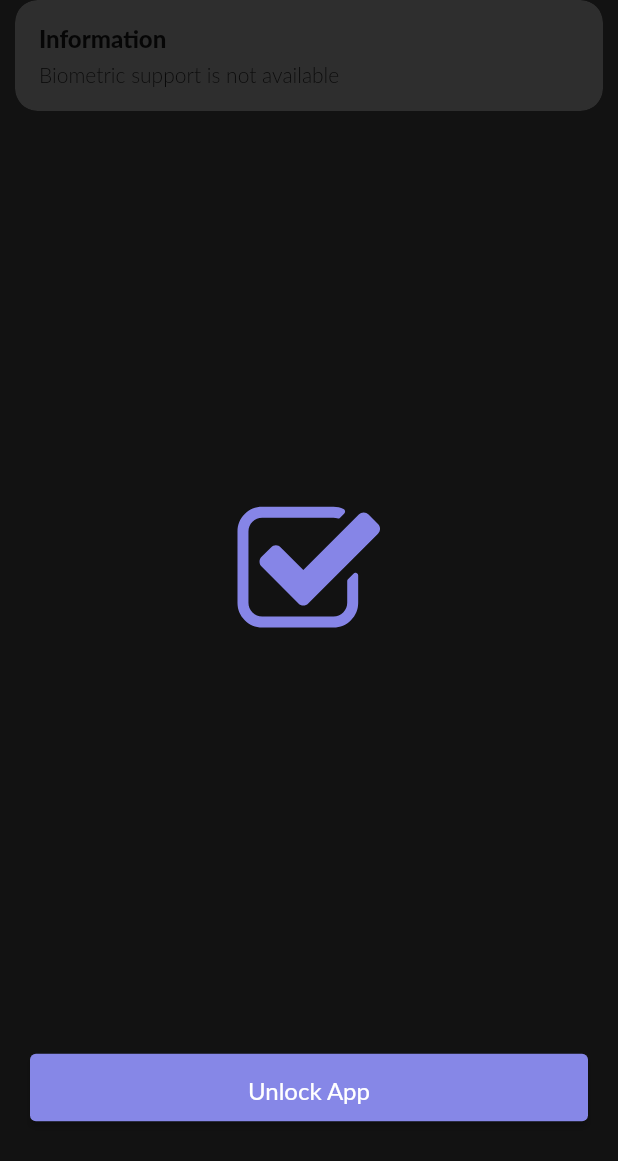
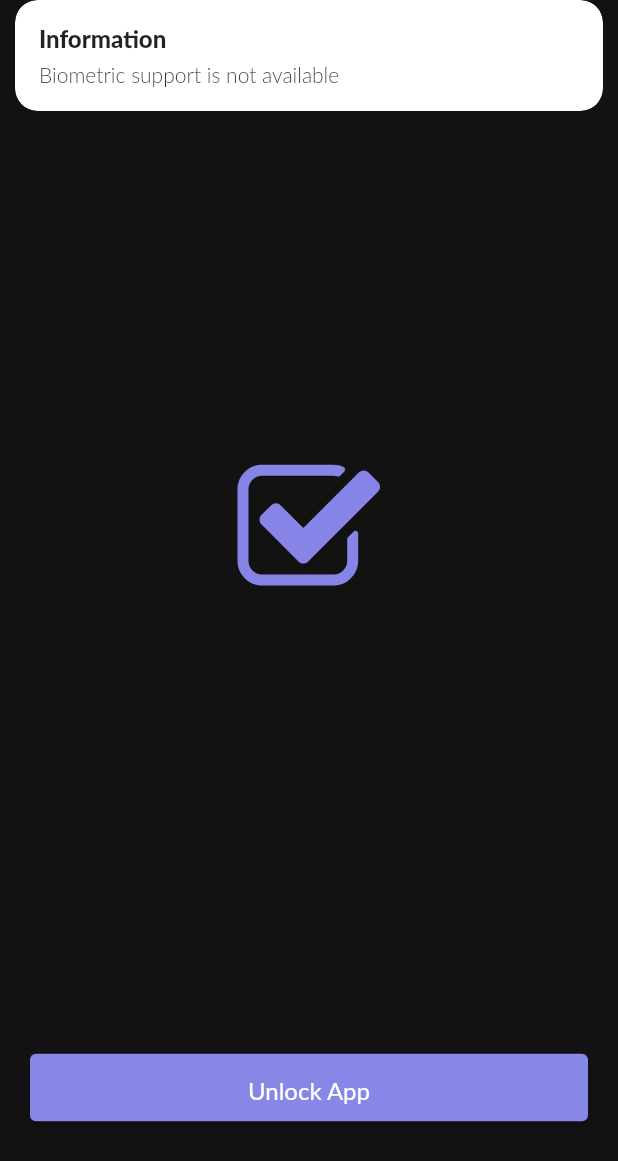
Before and after one commit to Jawabreh0/flutter-to-do-app, a Flutter app: the screen it shows after launch, after a tap on "Unlock App", on a phone screen of 412 x 824 dp. Shown: the top 1161 px of the screen. Run offline on Flutter 3.47's test engine with Material 2 defaults, Android fonts, the phone set to English and light mode, and no system bars; our stand-ins replace flutter_svg, get, local_auth; Roboto replaces fonts that are missing (Lato).

Commit message:
fix logo error + change snackbar color+ improve ctrl + remove static widget

```diff
--- a/lib/core/constants/assset_keys.dart
+++ b/lib/core/constants/assset_keys.dart
@@ -1,5 +1,6 @@
 class AssetKeys {
-  static const String iconsPath = "assets/imgs/";
+  static const String iconsPath = "assets/icons/";
   static const String svgExtension = ".svg";
   static const String appLogo = "in-app-logo";
+  static const String emptyHomeImg = "empty-home";
 }
--- a/lib/core/constants/lang_keys.dart
+++ b/lib/core/constants/lang_keys.dart
@@ -12,4 +12,7 @@ class LangKeys {
   static const String BIOMETRIC_SUPPORT_IS_NOT_AVAILABLE =
       "Biometric support is not available";
   static const String ERROR = "Error";
+  static const String WHAT_DO_YOU_WANT_TO_DO_TODAY =
+      "What do you want to do today?";
+  static const String TAP_TO_ADD_YOUR_TASKS = "Tap + to add your tasks";
 }
--- a/lib/core/presentation/mixins/snackbar_mixin.dart
+++ b/lib/core/presentation/mixins/snackbar_mixin.dart
@@ -1,7 +1,12 @@
+import 'package:flutter/material.dart';
 import 'package:get/get.dart';
 
 mixin SnackbarMixin {
   void showSnackbar(String title, String message) {
-    Get.snackbar(title, message);
+    Get.snackbar(
+      title,
+      message,
+      backgroundColor: Colors.white,
+    );
   }
 }
--- a/lib/core/presentation/widgets/build_svg_icon.dart
+++ b/lib/core/presentation/widgets/build_svg_icon.dart
@@ -5,12 +5,12 @@ import 'package:todo/core/constants/assset_keys.dart';
 class BuildSvgIcon extends StatelessWidget {
   final String assetKey;
 
-  const BuildSvgIcon({required this.assetKey});
+  const BuildSvgIcon({super.key, required this.assetKey});
 
   @override
   Widget build(BuildContext context) {
     return SvgPicture.asset(
-      "${AssetKeys.iconsPath}${this.assetKey}${AssetKeys.svgExtension}",
+      "${AssetKeys.iconsPath}$assetKey${AssetKeys.svgExtension}",
     );
   }
 }
--- a/lib/main.dart
+++ b/lib/main.dart
@@ -1,5 +1,6 @@
 import 'package:flutter/material.dart';
 import 'package:get/get.dart';
+import 'package:todo/core/constants/palette.dart';
 import 'package:todo/presentation/features/login/screen/login_screen.dart';
 
 void main() {
@@ -7,6 +8,7 @@ void main() {
     GetMaterialApp(
       debugShowCheckedModeBanner: false,
       theme: ThemeData(
+        scaffoldBackgroundColor: appColor,
         fontFamily: 'Lato',
       ),
       home: Scaffold(
--- a/lib/presentation/features/home/screen/home_screen.dart
+++ b/lib/presentation/features/home/screen/home_screen.dart
@@ -1,12 +1,16 @@
 // Clean
 
 import 'package:flutter/material.dart';
+import 'package:todo/presentation/features/home/widgets/empty_screen_widgets.dart';
 
 class HomeScreen extends StatelessWidget {
   const HomeScreen({super.key});
 
   @override
   Widget build(BuildContext context) {
-    return const Scaffold();
+    return Scaffold(
+      backgroundColor: Colors.black,
+      body: EmptyHomeWidget.emptyHomeBody(),
+    );
   }
 }
--- a/lib/presentation/features/login/controller/login_ctrl.dart
+++ b/lib/presentation/features/login/controller/login_ctrl.dart
@@ -1,6 +1,3 @@
-// login_ctrl.dart
-
-import 'package:flutter/services.dart';
 import 'package:get/get.dart';
 import 'package:local_auth/local_auth.dart';
 import 'package:todo/core/constants/lang_keys.dart';
@@ -19,17 +16,12 @@ class LoginController extends GetxController with SnackbarMixin {
   }
 
   Future<void> _checkBiometricSupport() async {
-    try {
     bool isSupported = await auth.isDeviceSupported();
     supportState = isSupported;
     update();
-    } catch (e) {
-      e.printError();
-    }
   }
 
   Future<void> authentication() async {
-    try {
     bool authenticated = await auth.authenticate(
       localizedReason: LangKeys.VERIFY_IDENTITY_TO_ACCESS,
       options: const AuthenticationOptions(
@@ -37,30 +29,17 @@ class LoginController extends GetxController with SnackbarMixin {
         biometricOnly: true,
       ),
     );
-
-      if (authenticated) {
-        showSnackbar(LangKeys.SUCCESS, LangKeys.AUTHENTICATED_USER);
-        Get.offAll(() => const HomeScreen());
-      } else {
-        showSnackbar(LangKeys.AUTH_FAILED, LangKeys.AUTHENTICATED_USER);
-      }
-    } on PlatformException catch (e) {
-      showSnackbar(LangKeys.PLATFORM_EXCEPTION, "$e");
-    }
+    authenticated
+        ? Get.offAll(() => const HomeScreen())
+        : showSnackbar(LangKeys.AUTH_FAILED, LangKeys.AUTH_FAILED);
   }
 
   Future<void> getAvailableBiometrics() async {
-    try {
     await auth.getAvailableBiometrics();
     bool supportState = await auth.isDeviceSupported();
-      if (supportState) {
-        showSnackbar(LangKeys.INFO, LangKeys.SUPPORTED_DEVICE);
-      } else {
-        showSnackbar(
-            LangKeys.INFO, LangKeys.BIOMETRIC_SUPPORT_IS_NOT_AVAILABLE);
-      }
-    } catch (e) {
-      showSnackbar(LangKeys.ERROR, "$e");
+    supportState == false
+        ? showSnackbar(
+            LangKeys.INFO, LangKeys.BIOMETRIC_SUPPORT_IS_NOT_AVAILABLE)
+        : null;
   }
 }
-}
--- a/lib/presentation/features/login/screen/login_screen.dart
+++ b/lib/presentation/features/login/screen/login_screen.dart
@@ -1,7 +1,4 @@
-// Clean
-
 import 'package:flutter/material.dart';
-import 'package:todo/core/constants/palette.dart';
 import 'package:todo/presentation/features/login/widgets/login_widget.dart';
 import '../controller/login_ctrl.dart';
 import 'package:get/get.dart';
@@ -9,19 +6,11 @@ import 'package:get/get.dart';
 class LoginScreen extends StatelessWidget {
   final LoginController controller = Get.put(LoginController());
 
-  LoginScreen({super.key});
-
   @override
   Widget build(BuildContext context) {
-    return Scaffold(
-      appBar: AppBar(
-        backgroundColor: appColor,
-        elevation: 0,
-      ),
-      backgroundColor: appColor,
-      body: LoginWidgets.buildBody(),
-      bottomNavigationBar: LoginWidgets.buildBottomButton(
-          controller.authentication, controller.getAvailableBiometrics),
+    return LoginWidgets(
+      authentication: controller.authentication,
+      getAvailableBiometrics: controller.getAvailableBiometrics,
     );
   }
 }
--- a/lib/presentation/features/login/widgets/login_widget.dart
+++ b/lib/presentation/features/login/widgets/login_widget.dart
@@ -1,13 +1,27 @@
-// Clean
-
 import 'package:flutter/material.dart';
+import 'package:todo/core/constants/assset_keys.dart';
 import 'package:todo/core/constants/lang_keys.dart';
 import 'package:todo/core/constants/palette.dart';
-import 'package:todo/core/constants/assset_keys.dart';
 import 'package:todo/core/presentation/widgets/build_svg_icon.dart';
 
-class LoginWidgets {
-  static Widget buildBody() {
+class LoginWidgets extends StatelessWidget {
+  final Function authentication;
+  final Function getAvailableBiometrics;
+
+  const LoginWidgets(
+      {super.key,
+      required this.authentication,
+      required this.getAvailableBiometrics});
+
+  @override
+  Widget build(BuildContext context) {
+    return Scaffold(
+      body: buildBody(),
+      bottomNavigationBar: buildBottomButton(),
+    );
+  }
+
+  Widget buildBody() {
     return const Column(
       mainAxisAlignment: MainAxisAlignment.center,
       children: [
@@ -23,8 +37,7 @@ class LoginWidgets {
     );
   }
 
-  static Widget buildBottomButton(
-      Function authentication, Function getAvailableBiometrics) {
+  Widget buildBottomButton() {
     return Padding(
       padding: const EdgeInsets.only(bottom: 75.0, left: 20, right: 20),
       child: ElevatedButton(
--- a/pubspec.yaml
+++ b/pubspec.yaml
@@ -65,7 +65,6 @@ flutter:
 
   # To add assets to your application, add an assets section, like this:
   assets:
-    - assets/imgs/
     - assets/icons/
 
   # An image asset can refer to one or more resolution-specific "variants", see
```
Also changed, not shown: lib/presentation/features/home/widgets/empty_screen_widgets.dart (added, +50 -0 lines), assets/icons/empty-home.svg (renamed from assets/imgs/empty-home.svg), assets/icons/in-app-logo.svg (renamed from assets/imgs/in-app-logo.svg), lib/presentation/features/home/widgets/bottom_sheet_widget.dart (added), lib/presentation/features/home/widgets/home_with_records_widget.dart (added), pubspec.lock, 1 other file. Lines whose indentation alone changed are shown as unchanged.
